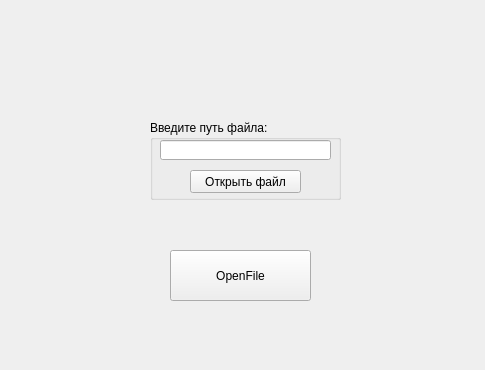
The window that mainwindow.ui (Stilb0n/QObs.) describes before a commit, drawn with Qt 5; both pictures show x 0 to 485 and y 0 to 370 of the 800 by 600 pixel window.
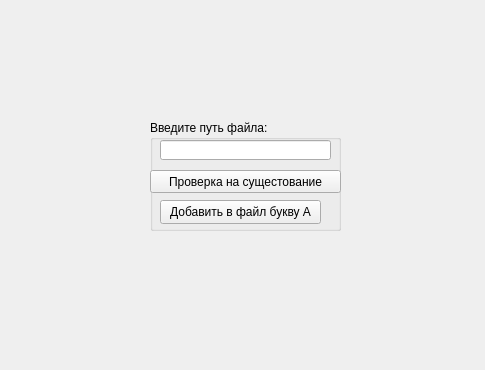
The same window after the commit.

Commit message:
кнопка + изменение функции Write
Добавил кнопку которая изменяет файл. Изменил функцию write Теперь она не затирает а добавляет в файл.

```diff
--- a/mainwindow.ui
+++ b/mainwindow.ui
@@ -14,26 +14,13 @@
    <string>MainWindow</string>
   </property>
   <widget class="QWidget" name="centralwidget">
-   <widget class="QPushButton" name="pushButton">
-    <property name="geometry">
-     <rect>
-      <x>170</x>
-      <y>250</y>
-      <width>141</width>
-      <height>51</height>
-     </rect>
-    </property>
-    <property name="text">
-     <string>OpenFile</string>
-    </property>
-   </widget>
    <widget class="QGroupBox" name="groupBox">
     <property name="geometry">
      <rect>
       <x>150</x>
       <y>120</y>
       <width>191</width>
-      <height>80</height>
+      <height>111</height>
      </rect>
     </property>
     <property name="title">
@@ -52,14 +39,27 @@
     <widget class="QPushButton" name="pushButton_2">
      <property name="geometry">
       <rect>
-       <x>40</x>
+       <x>0</x>
        <y>50</y>
-       <width>111</width>
+       <width>191</width>
        <height>23</height>
       </rect>
      </property>
      <property name="text">
-      <string>Открыть файл</string>
+      <string>Проверка на сущестование</string>
+     </property>
+    </widget>
+    <widget class="QPushButton" name="pushButton">
+     <property name="geometry">
+      <rect>
+       <x>10</x>
+       <y>80</y>
+       <width>161</width>
+       <height>24</height>
+      </rect>
+     </property>
+     <property name="text">
+      <string>Добавить в файл букву А</string>
      </property>
     </widget>
    </widget>
```
Left out of the diff: 2 changed lines with no effect on the pictures. The commit also changes 3 other files.
